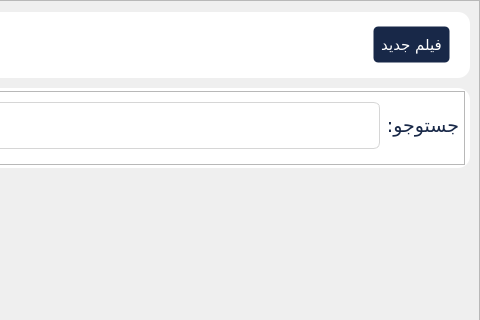
Above: home.ui from seyedmahdii/cinema_project before the change; both pictures show x 339 to 819 and y 0 to 320 of the 819 by 616 pixel window. Below: the same form after it.
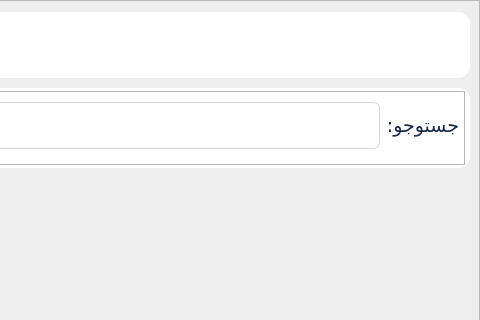
That is the form after the change. Icons and pictures are not drawn.

Diff of the .ui file:
```diff
--- a/home.ui
+++ b/home.ui
@@ -40,20 +40,6 @@
 	color: #182848;
 	border-radius: 6px;
 }
-#newMovie_btn{
-	background-color: #182848;
-	height: 35px;
-	width: 75px;
-	border-radius: 5px;
-	border: 1px solid transparent;	
-	color: white;
-	font: 10.5pt &quot;B Yekan&quot;;
-}
-#newMovie_btn:hover{
-	background-color: white;	
-	border-color: #182848;	
-	color: #182848;
-}
 #loged_user_label{
 	font: 13pt;
 }
@@ -296,37 +282,6 @@
                   <property name="rightMargin">
                    <number>10</number>
                   </property>
-                  <item>
-                   <widget class="QPushButton" name="newMovie_btn">
-                    <property name="enabled">
-                     <bool>true</bool>
-                    </property>
-                    <property name="font">
-                     <font>
-                      <family>B Yekan</family>
-                      <pointsize>11</pointsize>
-                      <weight>50</weight>
-                      <italic>false</italic>
-                      <bold>false</bold>
-                     </font>
-                    </property>
-                    <property name="cursor">
-                     <cursorShape>PointingHandCursor</cursorShape>
-                    </property>
-                    <property name="toolTip">
-                     <string>&lt;html&gt;&lt;head/&gt;&lt;body&gt;&lt;p&gt;New Movie&lt;/p&gt;&lt;/body&gt;&lt;/html&gt;</string>
-                    </property>
-                    <property name="autoFillBackground">
-                     <bool>false</bool>
-                    </property>
-                    <property name="styleSheet">
-                     <string notr="true"/>
-                    </property>
-                    <property name="text">
-                     <string>فیلم جدید</string>
-                    </property>
-                   </widget>
-                  </item>
                  </layout>
                 </item>
                </layout>
```
